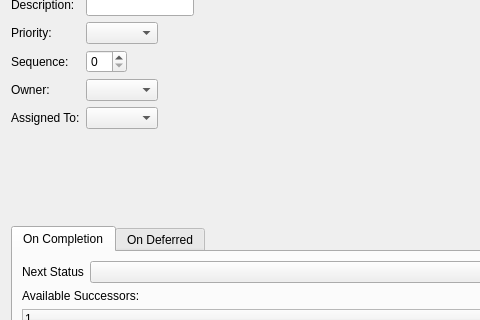
This is source/commercialcore/foundation-database/workflow/uiforms/WorkflowItem.ui in tomdatkins/xtuple as Qt 5 draws it before an edit; both pictures show x 0 to 480 and y 147 to 467 of the 1078 by 728 pixel window. The edited form follows.
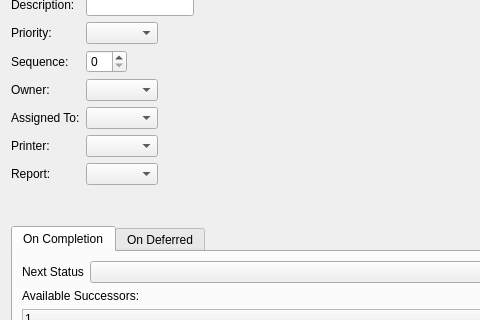
This is the edited form. Custom widgets are drawn as their Qt base class.

Patch:
```diff
--- a/source/commercialcore/foundation-database/workflow/uiforms/WorkflowItem.ui
+++ b/source/commercialcore/foundation-database/workflow/uiforms/WorkflowItem.ui
@@ -138,6 +138,26 @@
            </property>
           </widget>
          </item>
+         <item row="11" column="0">
+          <widget class="QLabel" name="_printerLit">
+           <property name="text">
+            <string>Printer:</string>
+           </property>
+          </widget>
+         </item>
+         <item row="12" column="0">
+          <widget class="QLabel" name="_reportLit">
+           <property name="text">
+            <string>Report:</string>
+           </property>
+          </widget>
+         </item>
+         <item row="11" column="1">
+          <widget class="XComboBox" name="_printer"/>
+         </item>
+         <item row="12" column="1">
+          <widget class="XComboBox" name="_report"/>
+         </item>
         </layout>
        </item>
        <item>
```
